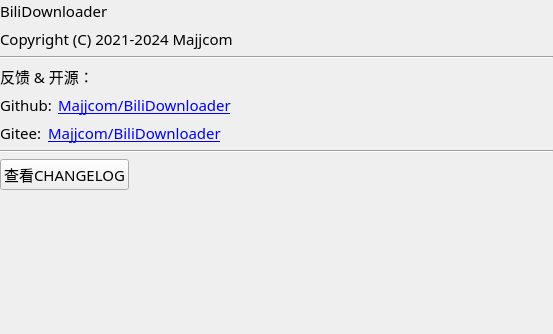
First picture: the form in src/ui_aboutwidget.ui, repository Majjcom/BiliDownloader, before the edit; both pictures show x 0 to 553 and y 0 to 334 of the 553 by 498 pixel window.
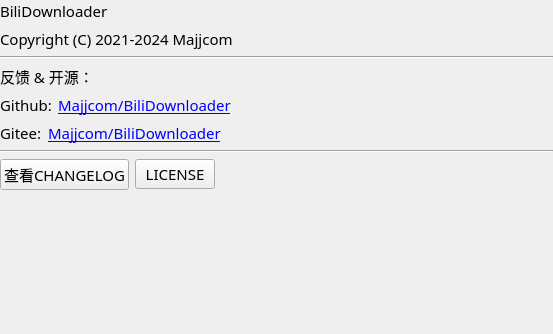
Second picture: the form after the edit.

```diff
--- a/src/ui_aboutwidget.ui
+++ b/src/ui_aboutwidget.ui
@@ -150,6 +150,13 @@
        </property>
       </widget>
      </item>
+     <item>
+      <widget class="QPushButton" name="button_license">
+       <property name="text">
+        <string>LICENSE</string>
+       </property>
+      </widget>
+     </item>
      <item>
       <spacer name="horizontalSpacer_2">
        <property name="orientation">
```
